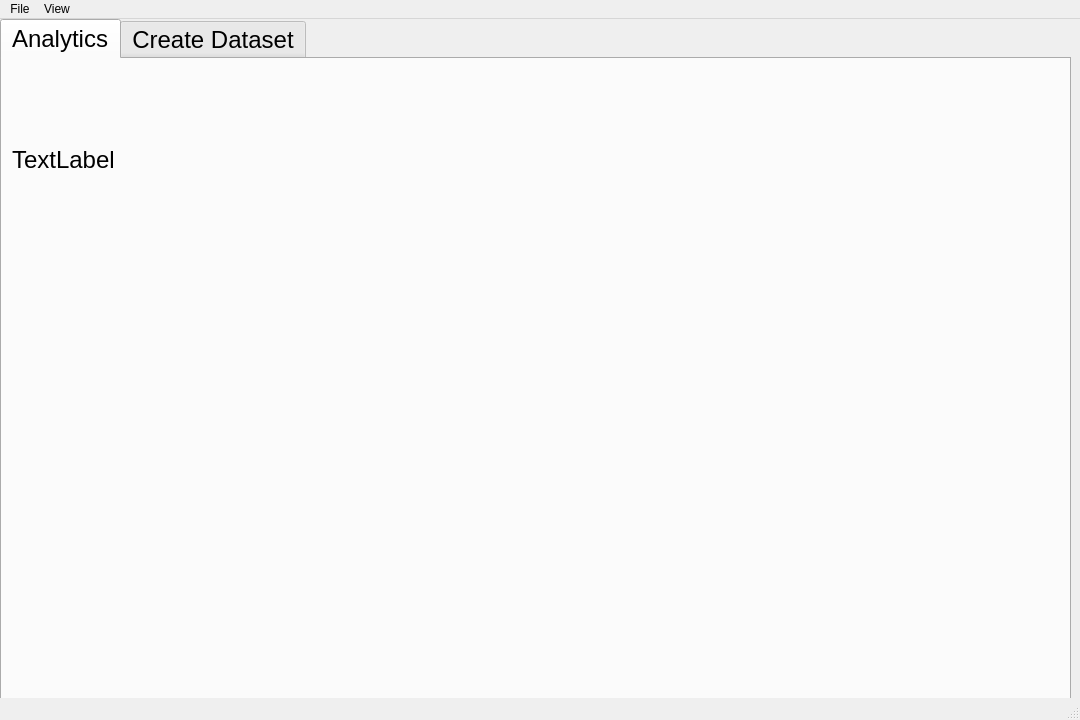
Above: QTDESIGNER INTERFACES/Design 1.ui from peteskylight/WORKING_THESIS before the change. Below: the same form after it.
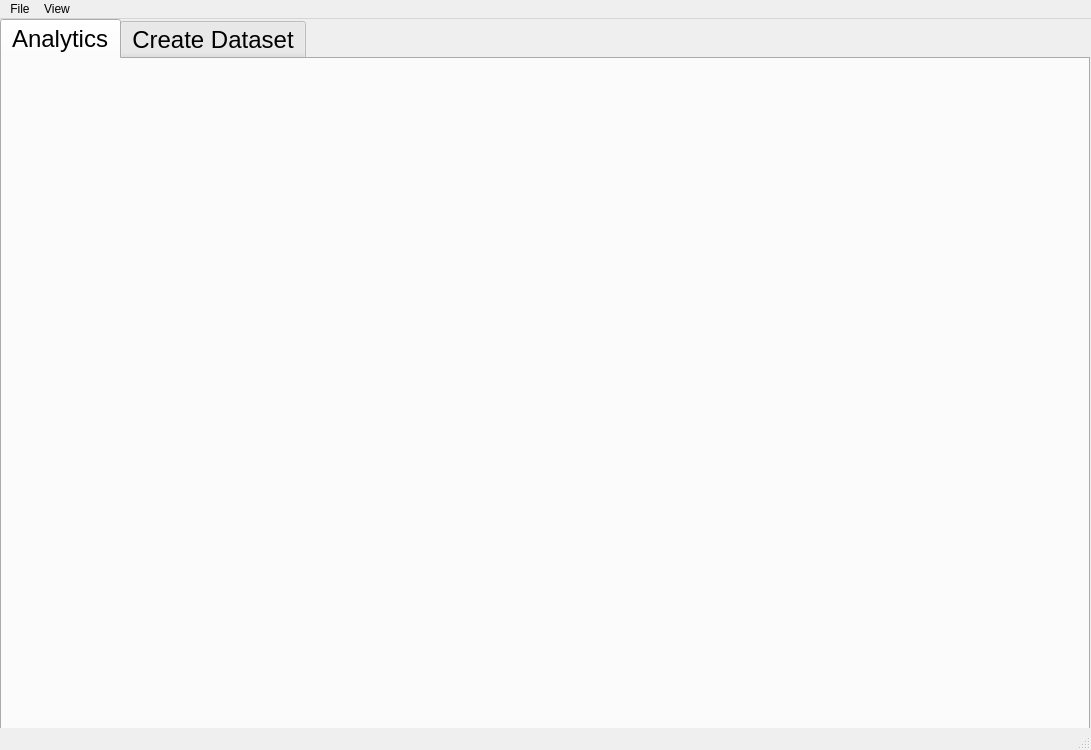
That is the form after the change. The open tabs and pages were chosen to show the change.

What changed in the file:
```diff
--- a/QTDESIGNER INTERFACES/Design 1.ui
+++ b/QTDESIGNER INTERFACES/Design 1.ui
@@ -6,8 +6,8 @@
    <rect>
     <x>0</x>
     <y>0</y>
-    <width>1080</width>
-    <height>720</height>
+    <width>1091</width>
+    <height>750</height>
    </rect>
   </property>
   <property name="windowTitle">
@@ -19,8 +19,8 @@
      <rect>
       <x>0</x>
       <y>0</y>
-      <width>1071</width>
-      <height>691</height>
+      <width>1090</width>
+      <height>720</height>
      </rect>
     </property>
     <property name="font">
@@ -36,22 +36,6 @@
      <attribute name="title">
       <string>Analytics</string>
      </attribute>
-     <widget class="QLabel" name="camera_feed">
-      <property name="geometry">
-       <rect>
-        <x>10</x>
-        <y>10</y>
-        <width>271</width>
-        <height>181</height>
-       </rect>
-      </property>
-      <property name="frameShadow">
-       <enum>QFrame::Sunken</enum>
-      </property>
-      <property name="text">
-       <string>TextLabel</string>
-      </property>
-     </widget>
     </widget>
     <widget class="QWidget" name="createDatasetTab">
      <attribute name="title">
@@ -90,11 +74,11 @@
        <string>Camera</string>
       </property>
      </widget>
-     <widget class="QLabel" name="label_2">
+     <widget class="QLabel" name="camera_feed">
       <property name="geometry">
        <rect>
         <x>20</x>
-        <y>70</y>
+        <y>60</y>
         <width>611</width>
         <height>421</height>
        </rect>
@@ -129,7 +113,7 @@
     <rect>
      <x>0</x>
      <y>0</y>
-     <width>1080</width>
+     <width>1091</width>
      <height>21</height>
     </rect>
    </property>
```
Left out of the diff: 6 changed lines with no effect on the pictures.
